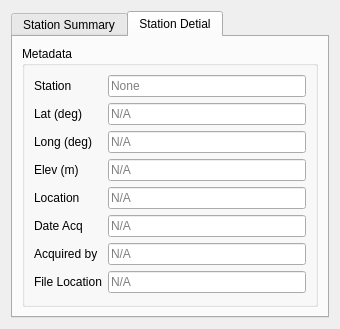
MTgeophysics/mtpy, file mtpy/gui/SmartMT/ui_asset/station_status.ui: the form before one commit.
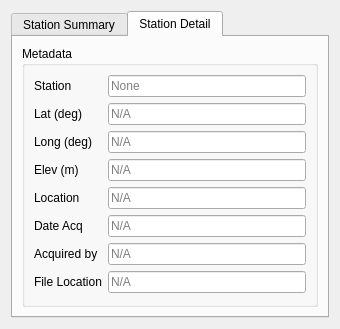
The form after the commit.

Diff of the .ui file:
```diff
--- a/mtpy/gui/SmartMT/ui_asset/station_status.ui
+++ b/mtpy/gui/SmartMT/ui_asset/station_status.ui
@@ -35,7 +35,7 @@
      </widget>
      <widget class="QWidget" name="tab_detial">
       <attribute name="title">
-       <string>Station Detial</string>
+       <string>Station Detail</string>
       </attribute>
       <layout class="QVBoxLayout" name="verticalLayout_3">
        <item>
```
Left out of the diff: 2 changed lines with no effect on the pictures.
